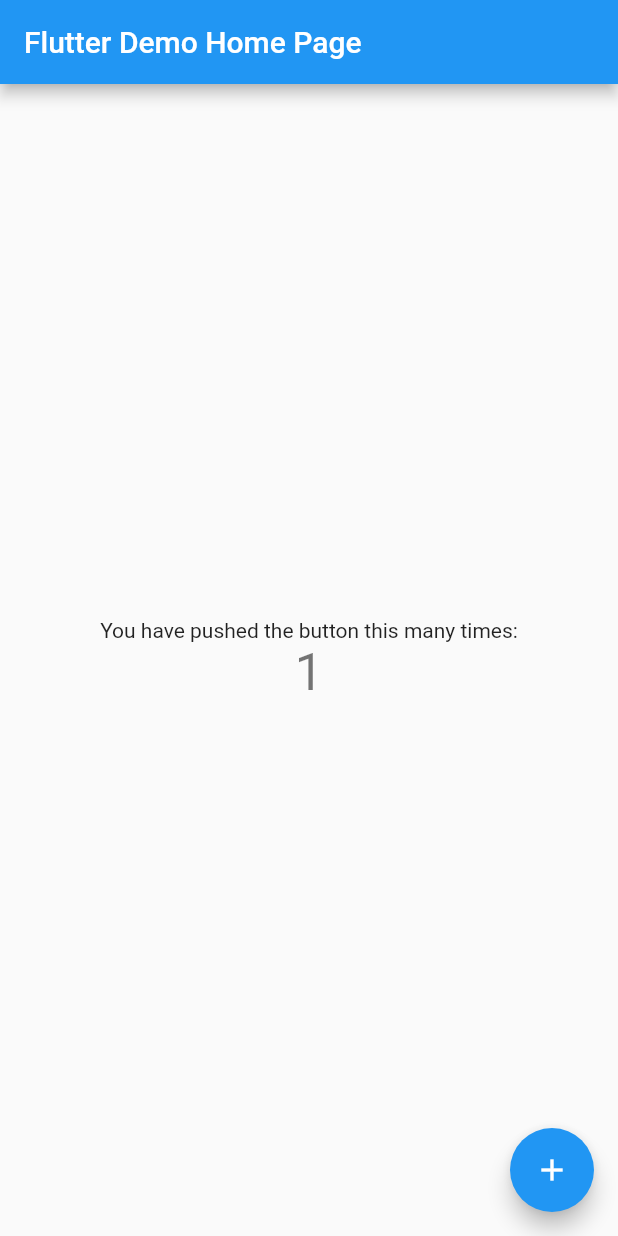
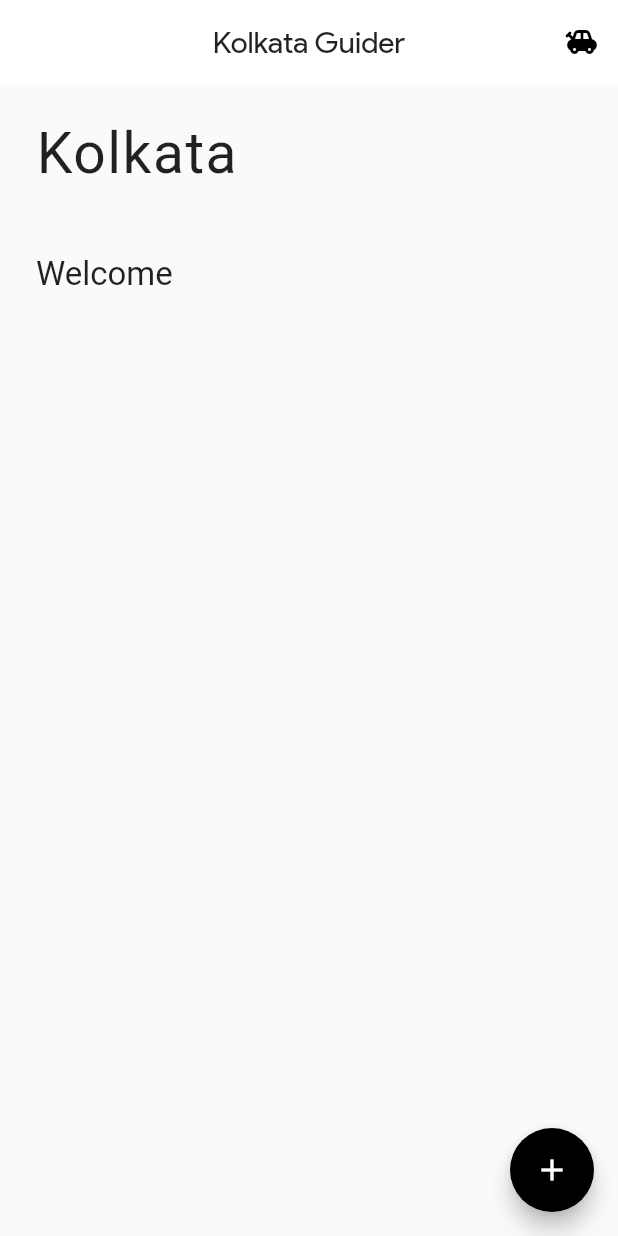
Before and after one commit to sounishnath003/local-guider, a Flutter app: the screen it shows after launch, after a tap on the "add" icon, on a phone screen of 412 x 824 dp. Run offline on Flutter 3.47's test engine with Material 2 defaults, Android fonts, the phone set to English and light mode, and no system bars.

```diff
--- /dev/null
+++ b/lib/AppBody.dart
@@ -0,0 +1,39 @@
+import 'package:flutter/material.dart';
+
+class AppBody extends StatelessWidget {
+  const AppBody({Key key}) : super(key: key);
+
+  @override
+  Widget build(BuildContext context) {
+    return Material(
+      child: Container(
+        child: Column(
+          mainAxisAlignment: MainAxisAlignment.start,
+          crossAxisAlignment: CrossAxisAlignment.center,
+          children: <Widget>[
+            Wrap(children: [
+              Padding(
+                padding: const EdgeInsets.all(24.0),
+                child: Text.rich(
+                    TextSpan(
+                      text: "",
+                      children: <TextSpan> [
+                        TextSpan(
+                          text: "Kolkata\n\n",
+                          style: TextStyle(fontSize: 38, letterSpacing: 1)
+                          ),
+                        TextSpan(
+                          text: "Welcome",
+                          style: TextStyle(fontSize: 22)
+                          ),
+                      ]
+                      ),
+                      ),
+              ),
+            ])
+          ],
+        ),
+      ),
+    );
+  }
+}
--- /dev/null
+++ b/lib/MyApp.dart
@@ -0,0 +1,50 @@
+import 'package:flutter/material.dart';
+import 'package:kolkata_guide/AppBody.dart';
+
+class MyApp extends StatelessWidget {
+  const MyApp({Key key}) : super(key: key);
+
+  @override
+  Widget build(BuildContext context) {
+    return MaterialApp(
+      debugShowCheckedModeBanner: false,
+      title: 'Kolkata Guider',
+      theme: ThemeData(
+        primaryColor: Colors.white,
+        primaryIconTheme: IconThemeData(color: Colors.black),
+        fontFamily: "Product"
+      ),
+      home: MyAppHome(),
+    );
+  }
+}
+
+class MyAppHome extends StatelessWidget {
+  const MyAppHome({Key key}) : super(key: key);
+
+  @override
+  Widget build(BuildContext context) {
+    return new Scaffold(
+      appBar: AppBar(
+        title: Text("Kolkata Guider"),
+        centerTitle: true,
+        elevation: 0.0,
+        actions: <Widget>[
+          IconButton(
+            onPressed: () {},
+            icon: Icon(
+              Icons.toys,
+            ),
+          ),
+        ],
+      ),
+      floatingActionButton: FloatingActionButton(
+        backgroundColor: Colors.black,
+        clipBehavior: Clip.antiAlias,
+        child: Icon(Icons.add),
+        onPressed: () {},
+        ),
+      body: AppBody(),
+    );
+  }
+}
--- a/lib/main.dart
+++ b/lib/main.dart
@@ -1,111 +1,16 @@
 import 'package:flutter/material.dart';
+import 'package:flutter/services.dart';
+import 'package:kolkata_guide/MyApp.dart';
 
-void main() => runApp(MyApp());
+Future<void> main() async {
 
-class MyApp extends StatelessWidget {
-  // This widget is the root of your application.
-  @override
-  Widget build(BuildContext context) {
-    return MaterialApp(
-      title: 'Flutter Demo',
-      theme: ThemeData(
-        // This is the theme of your application.
-        //
-        // Try running your application with "flutter run". You'll see the
-        // application has a blue toolbar. Then, without quitting the app, try
-        // changing the primarySwatch below to Colors.green and then invoke
-        // "hot reload" (press "r" in the console where you ran "flutter run",
-        // or simply save your changes to "hot reload" in a Flutter IDE).
-        // Notice that the counter didn't reset back to zero; the application
-        // is not restarted.
-        primarySwatch: Colors.blue,
-      ),
-      home: MyHomePage(title: 'Flutter Demo Home Page'),
-    );
-  }
+  SystemChrome.setSystemUIOverlayStyle(
+    SystemUiOverlayStyle(statusBarColor: Colors.transparent)
+  );
+
+  SystemChrome.setPreferredOrientations(
+    [DeviceOrientation.portraitDown, DeviceOrientation.portraitUp]
+  );
+
+  runApp(MyApp());
 }
-
-class MyHomePage extends StatefulWidget {
-  MyHomePage({Key key, this.title}) : super(key: key);
-
-  // This widget is the home page of your application. It is stateful, meaning
-  // that it has a State object (defined below) that contains fields that affect
-  // how it looks.
-
-  // This class is the configuration for the state. It holds the values (in this
-  // case the title) provided by the parent (in this case the App widget) and
-  // used by the build method of the State. Fields in a Widget subclass are
-  // always marked "final".
-
-  final String title;
-
-  @override
-  _MyHomePageState createState() => _MyHomePageState();
-}
-
-class _MyHomePageState extends State<MyHomePage> {
-  int _counter = 0;
-
-  void _incrementCounter() {
-    setState(() {
-      // This call to setState tells the Flutter framework that something has
-      // changed in this State, which causes it to rerun the build method below
-      // so that the display can reflect the updated values. If we changed
-      // _counter without calling setState(), then the build method would not be
-      // called again, and so nothing would appear to happen.
-      _counter++;
-    });
-  }
-
-  @override
-  Widget build(BuildContext context) {
-    // This method is rerun every time setState is called, for instance as done
-    // by the _incrementCounter method above.
-    //
-    // The Flutter framework has been optimized to make rerunning build methods
-    // fast, so that you can just rebuild anything that needs updating rather
-    // than having to individually change instances of widgets.
-    return Scaffold(
-      appBar: AppBar(
-        // Here we take the value from the MyHomePage object that was created by
-        // the App.build method, and use it to set our appbar title.
-        title: Text(widget.title),
-      ),
-      body: Center(
-        // Center is a layout widget. It takes a single child and positions it
-        // in the middle of the parent.
-        child: Column(
-          // Column is also layout widget. It takes a list of children and
-          // arranges them vertically. By default, it sizes itself to fit its
-          // children horizontally, and tries to be as tall as its parent.
-          //
-          // Invoke "debug painting" (press "p" in the console, choose the
-          // "Toggle Debug Paint" action from the Flutter Inspector in Android
-          // Studio, or the "Toggle Debug Paint" command in Visual Studio Code)
-          // to see the wireframe for each widget.
-          //
-          // Column has various properties to control how it sizes itself and
-          // how it positions its children. Here we use mainAxisAlignment to
-          // center the children vertically; the main axis here is the vertical
-          // axis because Columns are vertical (the cross axis would be
-          // horizontal).
-          mainAxisAlignment: MainAxisAlignment.center,
-          children: <Widget>[
-            Text(
-              'You have pushed the button this many times:',
-            ),
-            Text(
-              '$_counter',
-              style: Theme.of(context).textTheme.display1,
-            ),
-          ],
-        ),
-      ),
-      floatingActionButton: FloatingActionButton(
-        onPressed: _incrementCounter,
-        tooltip: 'Increment',
-        child: Icon(Icons.add),
-      ), // This trailing comma makes auto-formatting nicer for build methods.
-    );
-  }
-}
```
Also changed, not shown: pubspec.yaml (+4 -4 lines), Assets/Fonts/Product Sans Regular.ttf (added), Assets/Images/0.webp (added), Assets/Images/devFest.png (added), 7 other files.
